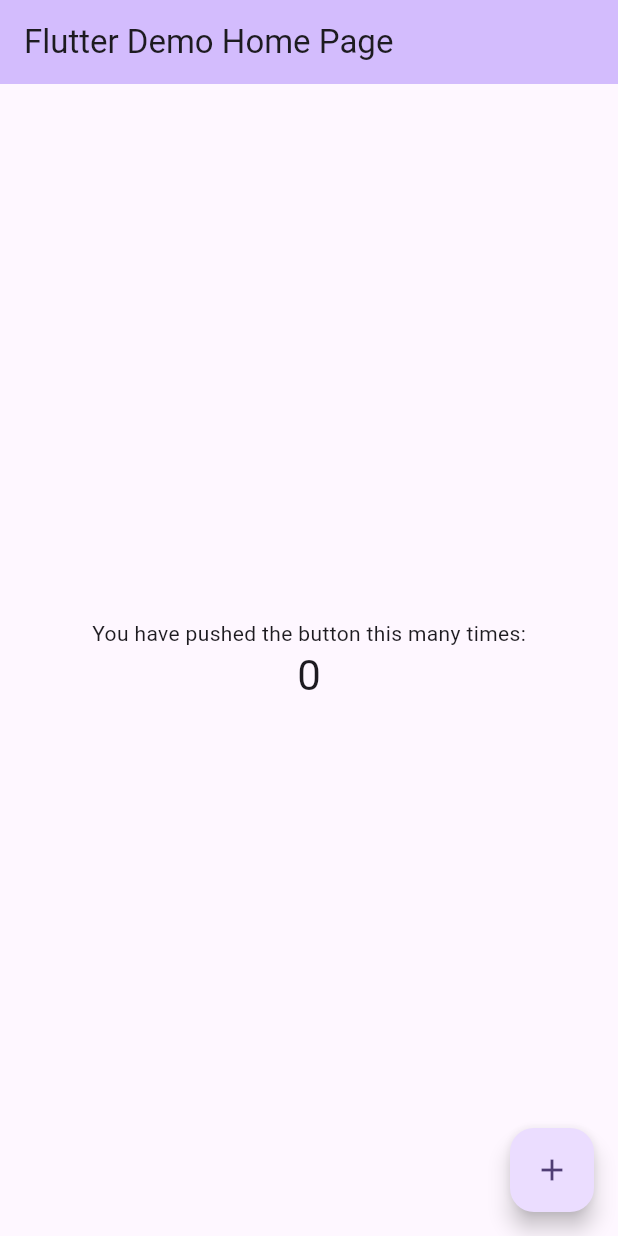
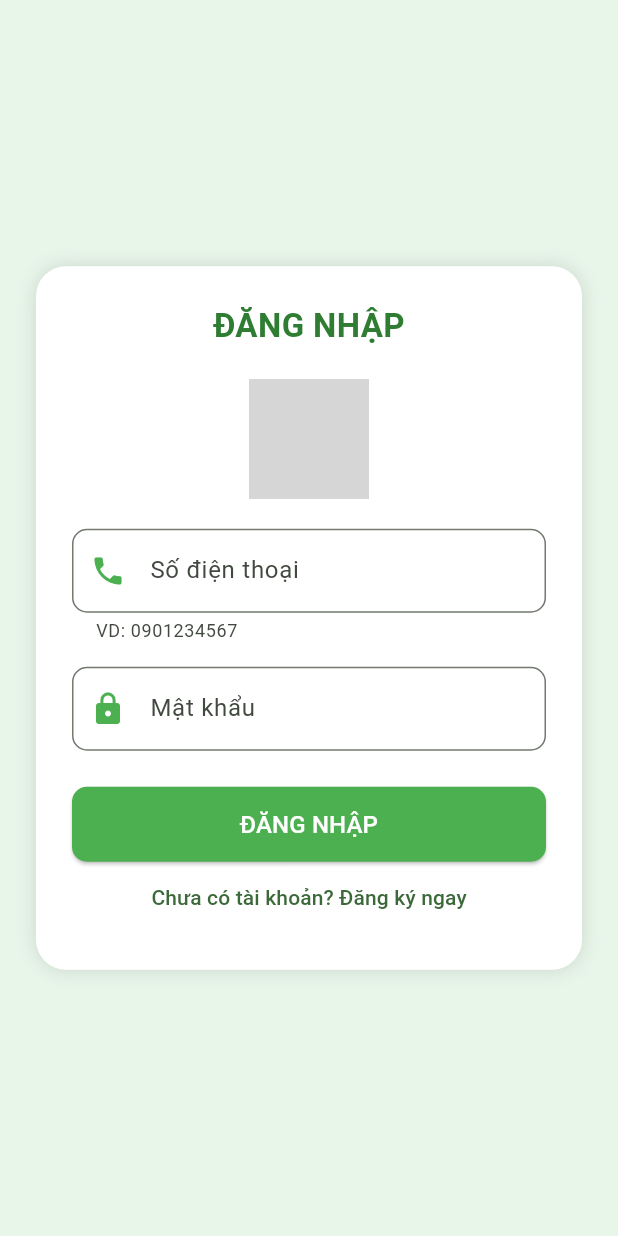
Before and after one commit to tngan180705/quan_ly_san_pham, a Flutter app: the screen it shows after launch, on a phone screen of 412 x 824 dp. Run offline on Flutter 3.47's test engine with Material 3 defaults, Android fonts, the phone set to English and light mode, and no system bars; our stand-ins replace cloud_firestore, firebase_core; accounts and stored records are empty; network calls fail; grey boxes are pictures that could not be loaded.

Commit message:
Fix: Cập nhật Validator hiển thị lỗi bỏ trống và sai định dạng trên màn hình Login

```diff
--- a/lib/main.dart
+++ b/lib/main.dart
@@ -1,122 +1,35 @@
 import 'package:flutter/material.dart';
+import 'package:firebase_core/firebase_core.dart'; // Import thư viện gây lỗi
+import 'ui/login.dart'; // Đảm bảo bạn đã có file này trong thư mục lib/ui/
 
-void main() {
+void main() async {
+  // BẮT BUỘC: Đảm bảo Flutter framework đã sẵn sàng
+  WidgetsFlutterBinding.ensureInitialized();
+
+  try {
+    // Khởi tạo Firebase
+    await Firebase.initializeApp();
+    print("Kết nối Firebase thành công!");
+  } catch (e) {
+    print("Lỗi khởi tạo Firebase: $e");
+  }
+
   runApp(const MyApp());
 }
 
 class MyApp extends StatelessWidget {
   const MyApp({super.key});
 
-  // This widget is the root of your application.
   @override
   Widget build(BuildContext context) {
     return MaterialApp(
-      title: 'Flutter Demo',
+      debugShowCheckedModeBanner: false,
+      title: 'Quản Lý Rau Củ',
       theme: ThemeData(
-        // This is the theme of your application.
-        //
-        // TRY THIS: Try running your application with "flutter run". You'll see
-        // the application has a purple toolbar. Then, without quitting the app,
-        // try changing the seedColor in the colorScheme below to Colors.green
-        // and then invoke "hot reload" (save your changes or press the "hot
-        // reload" button in a Flutter-supported IDE, or press "r" if you used
-        // the command line to start the app).
-        //
-        // Notice that the counter didn't reset back to zero; the application
-        // state is not lost during the reload. To reset the state, use hot
-        // restart instead.
-        //
-        // This works for code too, not just values: Most code changes can be
-        // tested with just a hot reload.
-        colorScheme: ColorScheme.fromSeed(seedColor: Colors.deepPurple),
+        colorScheme: ColorScheme.fromSeed(seedColor: Colors.green),
+        useMaterial3: true,
       ),
-      home: const MyHomePage(title: 'Flutter Demo Home Page'),
+      home: LoginPage(), // Chuyển đến màn hình Login của bạn
     );
   }
 }
-
-class MyHomePage extends StatefulWidget {
-  const MyHomePage({super.key, required this.title});
-
-  // This widget is the home page of your application. It is stateful, meaning
-  // that it has a State object (defined below) that contains fields that affect
-  // how it looks.
-
-  // This class is the configuration for the state. It holds the values (in this
-  // case the title) provided by the parent (in this case the App widget) and
-  // used by the build method of the State. Fields in a Widget subclass are
-  // always marked "final".
-
-  final String title;
-
-  @override
-  State<MyHomePage> createState() => _MyHomePageState();
-}
-
-class _MyHomePageState extends State<MyHomePage> {
-  int _counter = 0;
-
-  void _incrementCounter() {
-    setState(() {
-      // This call to setState tells the Flutter framework that something has
-      // changed in this State, which causes it to rerun the build method below
-      // so that the display can reflect the updated values. If we changed
-      // _counter without calling setState(), then the build method would not be
-      // called again, and so nothing would appear to happen.
-      _counter++;
-    });
-  }
-
-  @override
-  Widget build(BuildContext context) {
-    // This method is rerun every time setState is called, for instance as done
-    // by the _incrementCounter method above.
-    //
-    // The Flutter framework has been optimized to make rerunning build methods
-    // fast, so that you can just rebuild anything that needs updating rather
-    // than having to individually change instances of widgets.
-    return Scaffold(
-      appBar: AppBar(
-        // TRY THIS: Try changing the color here to a specific color (to
-        // Colors.amber, perhaps?) and trigger a hot reload to see the AppBar
-        // change color while the other colors stay the same.
-        backgroundColor: Theme.of(context).colorScheme.inversePrimary,
-        // Here we take the value from the MyHomePage object that was created by
-        // the App.build method, and use it to set our appbar title.
-        title: Text(widget.title),
-      ),
-      body: Center(
-        // Center is a layout widget. It takes a single child and positions it
-        // in the middle of the parent.
-        child: Column(
-          // Column is also a layout widget. It takes a list of children and
-          // arranges them vertically. By default, it sizes itself to fit its
-          // children horizontally, and tries to be as tall as its parent.
-          //
-          // Column has various properties to control how it sizes itself and
-          // how it positions its children. Here we use mainAxisAlignment to
-          // center the children vertically; the main axis here is the vertical
-          // axis because Columns are vertical (the cross axis would be
-          // horizontal).
-          //
-          // TRY THIS: Invoke "debug painting" (choose the "Toggle Debug Paint"
-          // action in the IDE, or press "p" in the console), to see the
-          // wireframe for each widget.
-          mainAxisAlignment: MainAxisAlignment.center,
-          children: <Widget>[
-            const Text('You have pushed the button this many times:'),
-            Text(
-              '$_counter',
-              style: Theme.of(context).textTheme.headlineMedium,
-            ),
-          ],
-        ),
-      ),
-      floatingActionButton: FloatingActionButton(
-        onPressed: _incrementCounter,
-        tooltip: 'Increment',
-        child: const Icon(Icons.add),
-      ), // This trailing comma makes auto-formatting nicer for build methods.
-    );
-  }
-}
--- /dev/null
+++ b/lib/ui/login.dart
@@ -0,0 +1,258 @@
+import 'package:flutter/material.dart';
+import 'package:cloud_firestore/cloud_firestore.dart';
+
+class LoginPage extends StatefulWidget {
+  @override
+  _LoginPageState createState() => _LoginPageState();
+}
+
+class _LoginPageState extends State<LoginPage> {
+  bool isLogin = true;
+  final _formKey = GlobalKey<FormState>();
+
+  final _hoTenController = TextEditingController();
+  final _sdtController = TextEditingController();
+  final _passwordController = TextEditingController();
+  final _confirmPasswordController = TextEditingController();
+
+  // 1. Kiểm tra Họ Tên (Không được bỏ trống)
+  String? _validateName(String? value) {
+    if (value == null || value.trim().isEmpty) {
+      return 'Vui lòng nhập họ và tên';
+    }
+    return null;
+  }
+
+  // 2. Kiểm tra SĐT (Không bỏ trống + Đúng định dạng)
+  String? _validatePhone(String? value) {
+    if (value == null || value.isEmpty) {
+      return 'Vui lòng nhập số điện thoại';
+    }
+    RegExp regex = RegExp(r'^0\d{9}$');
+    if (!regex.hasMatch(value)) {
+      return 'SĐT phải có 10 số và bắt đầu bằng số 0';
+    }
+    return null;
+  }
+
+  // 3. Kiểm tra Mật khẩu (Không bỏ trống + Đúng định dạng)
+  String? _validatePassword(String? value) {
+    if (value == null || value.isEmpty) {
+      return 'Vui lòng nhập mật khẩu';
+    }
+    RegExp regex = RegExp(r'^(?=.*[A-Z])(?=.*[0-9])(?=.*[!@#\$&*~]).{8,}$');
+    if (!regex.hasMatch(value)) {
+      return 'Mật khẩu sai định dạng yêu cầu';
+    }
+    return null;
+  }
+
+  void _handleAuth() async {
+    // KÍCH HOẠT KIỂM TRA LỖI: Dòng này sẽ làm hiện chữ đỏ dưới các ô nhập
+    if (_formKey.currentState!.validate()) {
+      // Nếu tất cả các ô đều hợp lệ thì mới chạy vào đây
+      if (!isLogin) {
+        if (_passwordController.text != _confirmPasswordController.text) {
+          ScaffoldMessenger.of(context).showSnackBar(
+            const SnackBar(
+              content: Text("Mật khẩu xác nhận không khớp"),
+              backgroundColor: Colors.red,
+            ),
+          );
+          return;
+        }
+
+        try {
+          await FirebaseFirestore.instance.collection('users').add({
+            'ho_ten': _hoTenController.text,
+            'so_dien_thoai': _sdtController.text,
+            'password': _passwordController.text,
+          });
+          ScaffoldMessenger.of(context).showSnackBar(
+            const SnackBar(
+              content: Text("Đăng ký thành công!"),
+              backgroundColor: Colors.green,
+            ),
+          );
+          setState(() {
+            isLogin = true;
+          });
+        } catch (e) {
+          ScaffoldMessenger.of(context).showSnackBar(
+            SnackBar(
+              content: Text("Lỗi hệ thống: $e"),
+              backgroundColor: Colors.red,
+            ),
+          );
+        }
+      } else {
+        // Logic Đăng nhập
+        var user = await FirebaseFirestore.instance
+            .collection('users')
+            .where('so_dien_thoai', isEqualTo: _sdtController.text)
+            .where('password', isEqualTo: _passwordController.text)
+            .get();
+
+        if (user.docs.isNotEmpty) {
+          ScaffoldMessenger.of(context).showSnackBar(
+            SnackBar(
+              content: Text("Chào mừng ${user.docs.first['ho_ten']}!"),
+              backgroundColor: Colors.green,
+            ),
+          );
+          // Navigator.pushNamed(context, '/vegetable_list');
+        } else {
+          ScaffoldMessenger.of(context).showSnackBar(
+            const SnackBar(
+              content: Text("Sai SĐT hoặc mật khẩu"),
+              backgroundColor: Colors.red,
+            ),
+          );
+        }
+      }
+    } else {
+      // Nếu có lỗi (để trống hoặc sai định dạng), Flutter sẽ tự hiện chữ đỏ bên dưới ô đó
+      print("Form không hợp lệ");
+    }
+  }
+
+  @override
+  Widget build(BuildContext context) {
+    return Scaffold(
+      backgroundColor: Colors.green[50],
+      body: Center(
+        child: SingleChildScrollView(
+          padding: const EdgeInsets.all(24),
+          child: Container(
+            padding: const EdgeInsets.all(24),
+            decoration: BoxDecoration(
+              color: Colors.white,
+              borderRadius: BorderRadius.circular(20),
+              boxShadow: const [
+                BoxShadow(color: Colors.black12, blurRadius: 10),
+              ],
+            ),
+            child: Form(
+              key: _formKey, // Key này rất quan trọng để kích hoạt báo lỗi
+              child: Column(
+                mainAxisSize: MainAxisSize.min,
+                children: [
+                  Text(
+                    isLogin ? "ĐĂNG NHẬP" : "ĐĂNG KÝ TÀI KHOẢN",
+                    style: TextStyle(
+                      fontSize: 22,
+                      fontWeight: FontWeight.bold,
+                      color: Colors.green[800],
+                    ),
+                  ),
+                  const SizedBox(height: 20),
+                  Image.network(
+                    'https://cdn-icons-png.flaticon.com/512/2329/2329813.png',
+                    height: 80,
+                  ),
+                  const SizedBox(height: 20),
+
+                  if (!isLogin)
+                    TextFormField(
+                      controller: _hoTenController,
+                      validator: _validateName, // Gán hàm kiểm tra lỗi vào đây
+                      decoration: InputDecoration(
+                        labelText: "Họ và Tên",
+                        prefixIcon: const Icon(
+                          Icons.person,
+                          color: Colors.green,
+                        ),
+                        border: OutlineInputBorder(
+                          borderRadius: BorderRadius.circular(10),
+                        ),
+                      ),
+                    ),
+                  if (!isLogin) const SizedBox(height: 16),
+
+                  TextFormField(
+                    controller: _sdtController,
+                    validator: _validatePhone, // Gán hàm kiểm tra lỗi vào đây
+                    decoration: InputDecoration(
+                      labelText: "Số điện thoại",
+                      helperText: "VD: 0901234567",
+                      prefixIcon: const Icon(Icons.phone, color: Colors.green),
+                      border: OutlineInputBorder(
+                        borderRadius: BorderRadius.circular(10),
+                      ),
+                    ),
+                    keyboardType: TextInputType.phone,
+                  ),
+                  const SizedBox(height: 16),
+
+                  TextFormField(
+                    controller: _passwordController,
+                    validator:
+                        _validatePassword, // Gán hàm kiểm tra lỗi vào đây
+                    decoration: InputDecoration(
+                      labelText: "Mật khẩu",
+                      helperText: !isLogin
+                          ? "8 ký tự, có chữ Hoa, Số, Ký tự đặc biệt"
+                          : null,
+                      prefixIcon: const Icon(Icons.lock, color: Colors.green),
+                      border: OutlineInputBorder(
+                        borderRadius: BorderRadius.circular(10),
+                      ),
+                    ),
+                    obscureText: true,
+                  ),
+
+                  if (!isLogin) const SizedBox(height: 16),
+                  if (!isLogin)
+                    TextFormField(
+                      controller: _confirmPasswordController,
+                      decoration: InputDecoration(
+                        labelText: "Xác nhận mật khẩu",
+                        prefixIcon: const Icon(
+                          Icons.lock_reset,
+                          color: Colors.green,
+                        ),
+                        border: OutlineInputBorder(
+                          borderRadius: BorderRadius.circular(10),
+                        ),
+                      ),
+                      obscureText: true,
+                    ),
+
+                  const SizedBox(height: 24),
+                  ElevatedButton(
+                    onPressed: _handleAuth,
+                    style: ElevatedButton.styleFrom(
+                      backgroundColor: Colors.green,
+                      minimumSize: const Size(double.infinity, 50),
+                      shape: RoundedRectangleBorder(
+                        borderRadius: BorderRadius.circular(10),
+                      ),
+                    ),
+                    child: Text(
+                      isLogin ? "ĐĂNG NHẬP" : "ĐĂNG KÝ",
+                      style: const TextStyle(color: Colors.white, fontSize: 16),
+                    ),
+                  ),
+                  TextButton(
+                    onPressed: () {
+                      _formKey.currentState
+                          ?.reset(); // Xóa sạch lỗi cũ khi chuyển chế độ
+                      setState(() {
+                        isLogin = !isLogin;
+                      });
+                    },
+                    child: Text(
+                      isLogin
+                          ? "Chưa có tài khoản? Đăng ký ngay"
+                          : "Đã có tài khoản? Đăng nhập",
+                    ),
+                  ),
+                ],
+              ),
+            ),
+          ),
+        ),
+      ),
+    );
+  }
+}
```
